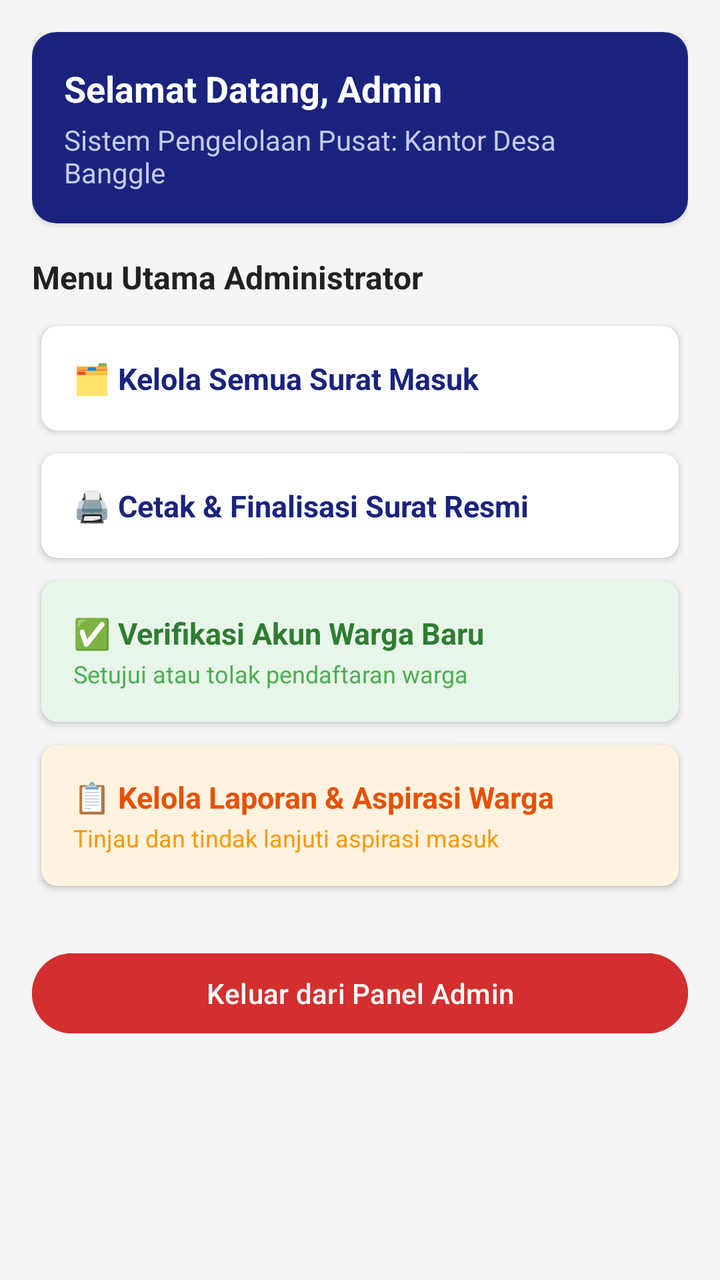
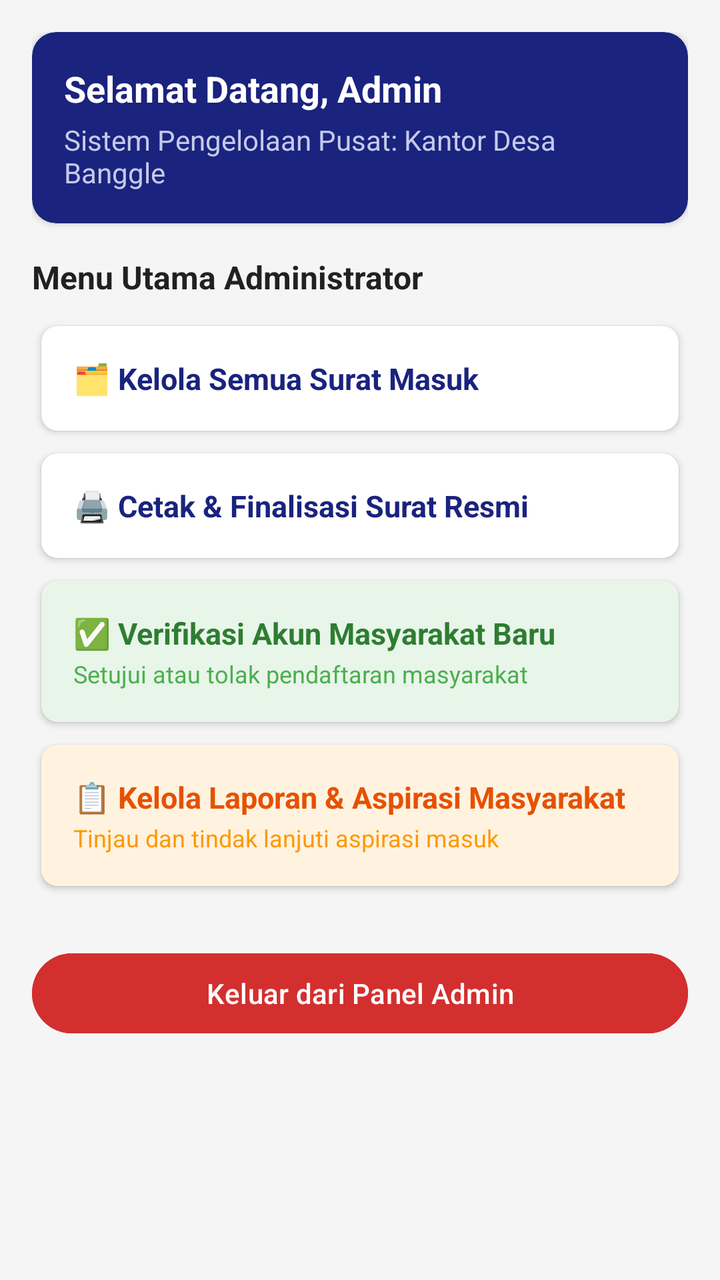

Screens rendered from an Android XML layout before and after an edit, with the pre-edit source and the edit as a unified diff.
<!-- AndroidManifest.xml: application theme Theme.Ovylia -->
<!-- res/layout/activity_menu_admin.xml -->
<?xml version="1.0" encoding="utf-8"?>
<ScrollView
    xmlns:android="http://schemas.android.com/apk/res/android"
    xmlns:app="http://schemas.android.com/apk/res-auto"
    xmlns:tools="http://schemas.android.com/tools"
    android:layout_width="match_parent"
    android:layout_height="match_parent"
    android:background="#F5F5F5"
    tools:context=".MenuAdminActivity">

    <LinearLayout
        android:layout_width="match_parent"
        android:layout_height="wrap_content"
        android:orientation="vertical"
        android:padding="16dp">

        
        <androidx.cardview.widget.CardView
            android:layout_width="match_parent"
            android:layout_height="wrap_content"
            app:cardCornerRadius="12dp"
            app:cardElevation="2dp"
            app:cardBackgroundColor="#1A237E"
            android:layout_marginBottom="16dp">

            <LinearLayout
                android:layout_width="match_parent"
                android:layout_height="wrap_content"
                android:orientation="vertical"
                android:padding="16dp">

                <TextView
                    android:id="@+id/tvSelamatDatangAdmin"
                    android:layout_width="match_parent"
                    android:layout_height="wrap_content"
                    android:text="Selamat Datang, Admin"
                    android:textColor="#FFFFFF"
                    android:textSize="18sp"
                    android:textStyle="bold" />

                <TextView
                    android:layout_width="match_parent"
                    android:layout_height="wrap_content"
                    android:text="Sistem Pengelolaan Pusat: Kantor Desa Banggle"
                    android:textColor="#C5CAE9"
                    android:textSize="14sp"
                    android:layout_marginTop="4dp" />
            </LinearLayout>
        </androidx.cardview.widget.CardView>

        <TextView
            android:layout_width="match_parent"
            android:layout_height="wrap_content"
            android:text="Menu Utama Administrator"
            android:textColor="#212121"
            android:textSize="16sp"
            android:textStyle="bold"
            android:layout_marginBottom="8dp"/>

        
        <androidx.cardview.widget.CardView
            android:id="@+id/menuKelolaSuratTotal"
            android:layout_width="match_parent"
            android:layout_height="wrap_content"
            android:foreground="?android:attr/selectableItemBackground"
            android:clickable="true"
            android:focusable="true"
            app:cardCornerRadius="8dp"
            app:cardUseCompatPadding="true">
            <LinearLayout
                android:layout_width="match_parent"
                android:layout_height="wrap_content"
                android:orientation="vertical"
                android:padding="16dp">
                <TextView
                    android:layout_width="wrap_content"
                    android:layout_height="wrap_content"
                    android:text="🗂️ Kelola Semua Surat Masuk"
                    android:textColor="#1A237E"
                    android:textStyle="bold"
                    android:textSize="15sp"/>
            </LinearLayout>
        </androidx.cardview.widget.CardView>

        
        <androidx.cardview.widget.CardView
            android:id="@+id/menuCetakSuratAdmin"
            android:layout_width="match_parent"
            android:layout_height="wrap_content"
            android:foreground="?android:attr/selectableItemBackground"
            android:clickable="true"
            android:focusable="true"
            app:cardCornerRadius="8dp"
            app:cardUseCompatPadding="true">
            <LinearLayout
                android:layout_width="match_parent"
                android:layout_height="wrap_content"
                android:orientation="vertical"
                android:padding="16dp">
                <TextView
                    android:layout_width="wrap_content"
                    android:layout_height="wrap_content"
                    android:text="🖨️ Cetak &amp; Finalisasi Surat Resmi"
                    android:textColor="#1A237E"
                    android:textStyle="bold"
                    android:textSize="15sp"/>
            </LinearLayout>
        </androidx.cardview.widget.CardView>

        
        <androidx.cardview.widget.CardView
            android:id="@+id/menuVerifikasiAkunWarga"
            android:layout_width="match_parent"
            android:layout_height="wrap_content"
            android:foreground="?android:attr/selectableItemBackground"
            android:clickable="true"
            android:focusable="true"
            app:cardCornerRadius="8dp"
            app:cardBackgroundColor="#E8F5E9"
            app:cardUseCompatPadding="true">
            <LinearLayout
                android:layout_width="match_parent"
                android:layout_height="wrap_content"
                android:orientation="vertical"
                android:padding="16dp">
                <TextView
                    android:layout_width="wrap_content"
                    android:layout_height="wrap_content"
                    android:text="✅ Verifikasi Akun Warga Baru"
                    android:textColor="#2E7D32"
                    android:textStyle="bold"
                    android:textSize="15sp"/>
                <TextView
                    android:layout_width="wrap_content"
                    android:layout_height="wrap_content"
                    android:text="Setujui atau tolak pendaftaran warga"
                    android:textColor="#4CAF50"
                    android:textSize="12sp"
                    android:layout_marginTop="2dp"/>
            </LinearLayout>
        </androidx.cardview.widget.CardView>

        
        <androidx.cardview.widget.CardView
            android:id="@+id/menuKelolaAspirasiAdmin"
            android:layout_width="match_parent"
            android:layout_height="wrap_content"
            android:foreground="?android:attr/selectableItemBackground"
            android:clickable="true"
            android:focusable="true"
            app:cardCornerRadius="8dp"
            app:cardBackgroundColor="#FFF3E0"
            app:cardUseCompatPadding="true">
            <LinearLayout
                android:layout_width="match_parent"
                android:layout_height="wrap_content"
                android:orientation="vertical"
                android:padding="16dp">
                <TextView
                    android:layout_width="wrap_content"
                    android:layout_height="wrap_content"
                    android:text="📋 Kelola Laporan &amp; Aspirasi Warga"
                    android:textColor="#E65100"
                    android:textStyle="bold"
                    android:textSize="15sp"/>
                <TextView
                    android:layout_width="wrap_content"
                    android:layout_height="wrap_content"
                    android:text="Tinjau dan tindak lanjuti aspirasi masuk"
                    android:textColor="#FF9800"
                    android:textSize="12sp"
                    android:layout_marginTop="2dp"/>
            </LinearLayout>
        </androidx.cardview.widget.CardView>

        
        <Button
            android:id="@+id/btnLogoutAdmin"
            android:layout_width="match_parent"
            android:layout_height="wrap_content"
            android:text="Keluar dari Panel Admin"
            android:backgroundTint="#D32F2F"
            android:textColor="#FFFFFF"
            android:layout_marginTop="24dp"/>

    </LinearLayout>
</ScrollView>
<!-- resources referenced by this layout -->
<resources>
  <style name="Theme.Ovylia" parent="Base.Theme.Ovylia" />
  <style name="Base.Theme.Ovylia" parent="Theme.Material3.DayNight.NoActionBar">
          
          
      </style>
</resources>

<!-- the commit's change to res/layout/activity_menu_admin.xml (unified diff, before → after) -->
@@ -126,14 +126,14 @@
                 <TextView
                     android:layout_width="wrap_content"
                     android:layout_height="wrap_content"
-                    android:text="✅ Verifikasi Akun Warga Baru"
+                    android:text="✅ Verifikasi Akun Masyarakat Baru"
                     android:textColor="#2E7D32"
                     android:textStyle="bold"
                     android:textSize="15sp"/>
                 <TextView
                     android:layout_width="wrap_content"
                     android:layout_height="wrap_content"
-                    android:text="Setujui atau tolak pendaftaran warga"
+                    android:text="Setujui atau tolak pendaftaran masyarakat"
                     android:textColor="#4CAF50"
                     android:textSize="12sp"
                     android:layout_marginTop="2dp"/>
@@ -159,7 +159,7 @@
                 <TextView
                     android:layout_width="wrap_content"
                     android:layout_height="wrap_content"
-                    android:text="📋 Kelola Laporan &amp; Aspirasi Warga"
+                    android:text="📋 Kelola Laporan &amp; Aspirasi Masyarakat"
                     android:textColor="#E65100"
                     android:textStyle="bold"
                     android:textSize="15sp"/>
